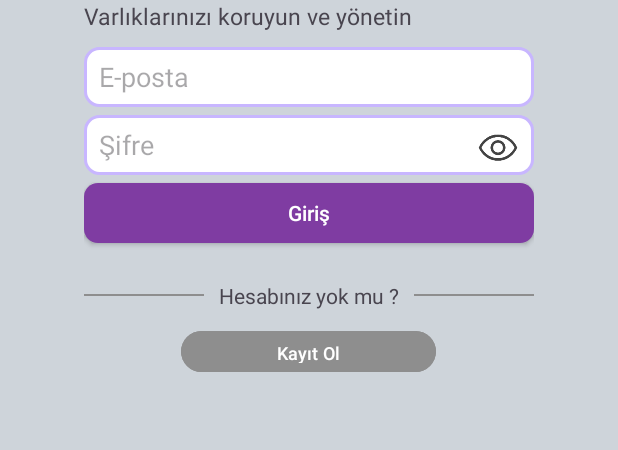
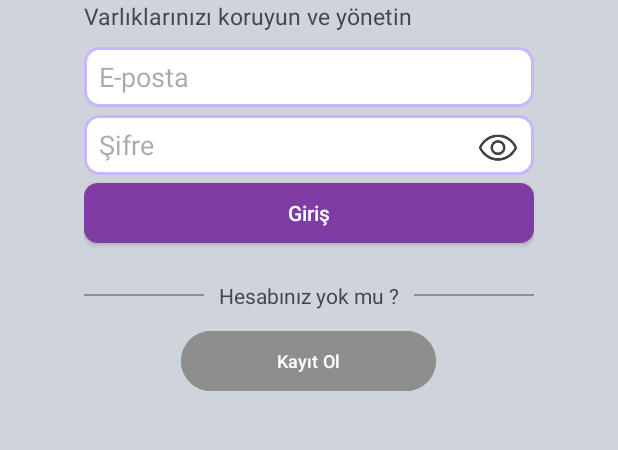
Before and after one commit to Mrvgucc/EnvanTrackAndroid, an Android app: the screen it shows after launch (MainActivity), on a phone screen of 412 x 824 dp, the part 380-830 px from its top. Run offline under Robolectric (Android 15) with nearby library versions, the phone set to English and light mode, and no system bars; our stand-ins replace data binding; pictures from the network do not load.

```diff
--- a/app/src/main/AndroidManifest.xml
+++ b/app/src/main/AndroidManifest.xml
@@ -3,6 +3,12 @@
     xmlns:tools="http://schemas.android.com/tools">
 
     <uses-permission android:name="android.permission.INTERNET" />
+    <uses-permission android:name="android.permission.READ_EXTERNAL_STORAGE"
+        android:maxSdkVersion="32" />
+    <uses-permission android:name="android.permission.READ_MEDIA_IMAGES" />
+
+
+
     <application
         android:allowBackup="true"
         android:dataExtractionRules="@xml/data_extraction_rules"
--- a/app/src/main/java/com/example/designs/methodInterface.java
+++ b/app/src/main/java/com/example/designs/methodInterface.java
@@ -61,6 +61,8 @@ public interface methodInterface {
     @PUT("employeeUpdate/{id}")
     Call<PersonelGuncelleResponse> personelGuncelle(@Path("id") int id, @Body PersonelGuncelleRequest request);
 
+    @POST("logout")
+    Call<LogoutResponse> cikisYap(@Header("Authorization") String token);
 
 
 
--- a/app/src/main/res/layout/fragment_login.xml
+++ b/app/src/main/res/layout/fragment_login.xml
@@ -149,7 +149,7 @@
             <Button
                 android:id="@+id/button4"
                 android:layout_width="170dp"
-                android:layout_height="35dp"
+                android:layout_height="wrap_content"
                 android:layout_gravity="center"
                 android:backgroundTint="@color/c4"
                 android:text="@string/kayitol"
--- a/app/src/main/res/navigation/navigation.xml
+++ b/app/src/main/res/navigation/navigation.xml
@@ -21,7 +21,11 @@
         android:id="@+id/mainPersonalFragment"
         android:name="com.example.designs.MainPersonalFragment"
         android:label="fragment_main_personal"
-        tools:layout="@layout/fragment_main_personal" />
+        tools:layout="@layout/fragment_main_personal" >
+        <action
+            android:id="@+id/action_mainPersonalFragment_to_loginFragment2"
+            app:destination="@id/loginFragment2" />
+    </fragment>
     <fragment
         android:id="@+id/mainManagerFragment"
         android:name="com.example.designs.MainManagerFragment"
@@ -33,6 +37,9 @@
         <action
             android:id="@+id/action_mainManagerFragment_to_personelIslemlerFragment"
             app:destination="@id/personelIslemlerFragment" />
+        <action
+            android:id="@+id/action_mainManagerFragment_to_loginFragment2"
+            app:destination="@id/loginFragment2" />
     </fragment>
     <fragment
         android:id="@+id/personelEkleFragment"
--- a/app/src/main/res/values/strings.xml
+++ b/app/src/main/res/values/strings.xml
@@ -62,6 +62,7 @@
     <string name="ekle">Ekle</string>
     <string name="personeller">Personeller</string>
     <string name="sayfadaListelenenPersonelSayisi">.. personel listelendi</string>
+    <string name="cikisYap">Çıkış Yap</string>
 
 
 </resources>
```
Also changed, not shown: app/src/main/java/com/example/designs/Islemler.java (+53 -27 lines), app/src/main/java/com/example/designs/LogoutResponse.java (added, +17 -0 lines), app/src/main/java/com/example/designs/MainManagerFragment.java (+43 -6 lines), app/src/main/res/layout/fragment_main_manager.xml (+13 -5 lines), app/src/main/res/drawable/exclamation.png (added), app/src/main/res/drawable/not.png (added), app/src/main/res/drawable/power.png (added).
